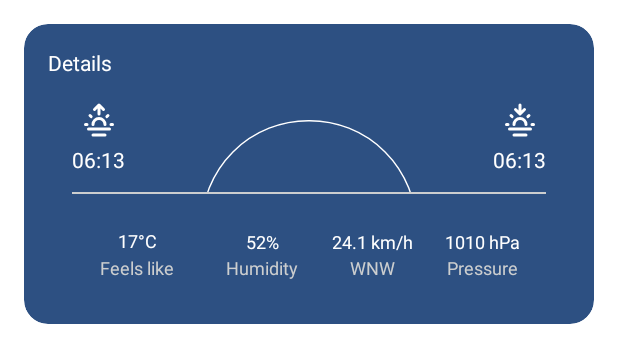
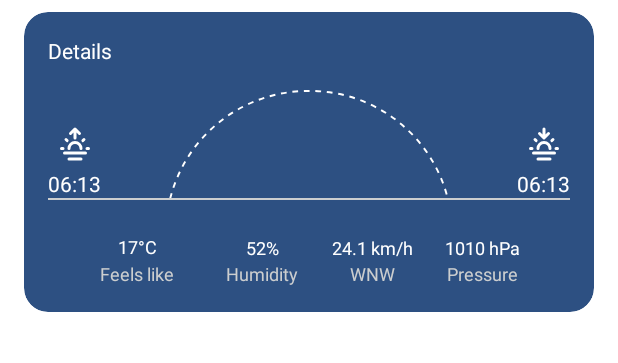
Before and after one commit to shamardn/Weather, an Android app: the layout details_item.xml on its own in the app's theme, with its tools: preview values and no code run, on a phone screen of 412 x 824 dp. Shown: the top 363 px of the screen. Run offline under Robolectric (Android 15) with nearby library versions, the phone set to English and light mode, and no system bars; network calls fail.

Commit message:
edit and bind items xml with ui states

```diff
--- a/app/src/main/res/drawable/half_circle.xml
+++ b/app/src/main/res/drawable/half_circle.xml
@@ -3,7 +3,11 @@
     xmlns:android="http://schemas.android.com/apk/res/android"
     android:shape="rectangle">
     <solid android:color="@color/blue_color"/>
-    <stroke android:width="0.1dp" android:color="@color/white"/>
+    <stroke
+        android:width="0.1dp"
+        android:color="@color/white"
+        android:dashGap="2dp"
+        android:dashWidth="2dp"/>
     <size
         android:width="100dp"
         android:height="50dp"/>
--- a/app/src/main/res/layout/details_item.xml
+++ b/app/src/main/res/layout/details_item.xml
@@ -6,13 +6,14 @@
     <data>
         <variable
             name="item"
-            type="com.shamardn.weather.ui.uistate.DailyWeatherUiState" />
+            type="com.shamardn.weather.ui.uistate.CurrentWeatherUiState" />
     </data>
 
     <com.google.android.material.card.MaterialCardView
         android:layout_width="match_parent"
         android:layout_height="200dp"
-        android:layout_margin="16dp"
+        android:layout_marginHorizontal="16dp"
+        android:layout_marginVertical="8dp"
         app:cardCornerRadius="16dp"
         app:cardElevation="0dp"
         android:backgroundTint="@color/blue_color"
@@ -38,8 +39,9 @@
                 android:id="@+id/image_half_circle"
                 android:layout_width="match_parent"
                 android:layout_height="match_parent"
-                android:layout_marginVertical="48dp"
+                android:layout_marginVertical="36dp"
                 android:src="@drawable/half_circle"
+                android:contentDescription="@string/icon_desc"
                 app:layout_constraintBottom_toBottomOf="parent"
                 app:layout_constraintEnd_toEndOf="parent"
                 app:layout_constraintHorizontal_bias="0.0"
@@ -60,7 +62,6 @@
                     android:layout_width="match_parent"
                     android:layout_height="1dp"
                     android:layout_marginBottom="16dp"
-                    android:layout_marginHorizontal="16dp"
                     android:background="@color/light_gray_color"
                     app:layout_constraintEnd_toEndOf="parent"
                     app:layout_constraintStart_toStartOf="parent"
@@ -82,7 +83,7 @@
                     android:layout_height="wrap_content"
                     android:layout_marginBottom="1dp"
                     tools:text="17°C"
-                    android:text=""
+                    android:text="@{item.feelsLike}"
                     android:textColor="@color/white"
                     android:textSize="12sp"
                     app:layout_constraintBottom_toTopOf="@+id/text_feels_like"
@@ -107,7 +108,7 @@
                     android:layout_width="wrap_content"
                     android:layout_height="wrap_content"
                     tools:text="52%"
-                    android:text=""
+                    android:text="@{item.humidity}"
                     android:textColor="@color/white"
                     android:textSize="12sp"
                     app:layout_constraintBottom_toTopOf="@+id/text_hum"
@@ -132,7 +133,7 @@
                     android:layout_width="wrap_content"
                     android:layout_height="wrap_content"
                     tools:text="24.1 km/h"
-                    android:text=""
+                    android:text="@{item.windSpeed}"
                     android:textColor="@color/white"
                     android:textSize="12sp"
                     app:layout_constraintBottom_toTopOf="@+id/text_wnw"
@@ -157,7 +158,7 @@
                     android:layout_width="wrap_content"
                     android:layout_height="wrap_content"
                     tools:text="1010 hPa"
-                    android:text=""
+                    android:text="@{item.pressure}"
                     android:textColor="@color/white"
                     android:textSize="12sp"
                     app:layout_constraintBottom_toTopOf="@+id/text_pressure"
@@ -184,6 +185,7 @@
                 android:layout_height="24dp"
                 android:layout_marginBottom="24dp"
                 android:src="@drawable/sunrise"
+                android:contentDescription="@string/icon_desc"
                 app:layout_constraintBottom_toBottomOf="@+id/text_sunrise"
                 app:layout_constraintEnd_toEndOf="@+id/text_sunrise"
                 app:layout_constraintStart_toStartOf="@+id/text_sunrise" />
@@ -192,13 +194,12 @@
                 android:id="@+id/text_sunrise"
                 android:layout_width="wrap_content"
                 android:layout_height="wrap_content"
-                tools:text="06:13"
+                android:layout_marginBottom="24dp"
                 android:text="@{item.sunrise}"
-                android:layout_marginStart="16dp"
                 android:textColor="@color/white"
-                android:layout_marginBottom="36dp"
+                app:layout_constraintBottom_toBottomOf="@+id/image_half_circle"
                 app:layout_constraintStart_toStartOf="@+id/image_half_circle"
-                app:layout_constraintBottom_toBottomOf="@+id/image_half_circle" />
+                tools:text="06:13" />
 
             <ImageView
                 android:id="@+id/image_sunset"
@@ -206,6 +207,7 @@
                 android:layout_height="24dp"
                 android:layout_marginBottom="24dp"
                 android:src="@drawable/sunset"
+                android:contentDescription="@string/icon_desc"
                 app:layout_constraintBottom_toBottomOf="@+id/text_sunset"
                 app:layout_constraintEnd_toEndOf="@+id/text_sunset"
                 app:layout_constraintStart_toStartOf="@+id/text_sunset" />
@@ -214,13 +216,12 @@
                 android:id="@+id/text_sunset"
                 android:layout_width="wrap_content"
                 android:layout_height="wrap_content"
-                tools:text="06:13"
+                android:layout_marginBottom="24dp"
                 android:text="@{item.sunset}"
-                android:layout_marginEnd="16dp"
                 android:textColor="@color/white"
-                android:layout_marginBottom="36dp"
                 app:layout_constraintBottom_toBottomOf="@id/image_half_circle"
-                app:layout_constraintEnd_toEndOf="@id/image_half_circle" />
+                app:layout_constraintEnd_toEndOf="@id/image_half_circle"
+                tools:text="06:13" />
 
         </androidx.constraintlayout.widget.ConstraintLayout>
     </com.google.android.material.card.MaterialCardView>
--- a/app/src/main/res/layout/fragment_home.xml
+++ b/app/src/main/res/layout/fragment_home.xml
@@ -4,9 +4,6 @@
     xmlns:tools="http://schemas.android.com/tools">
 
     <data>
-        <variable
-            name="viewModel"
-            type="com.shamardn.weather.ui.home.HomeViewModel" />
     </data>
 
         <androidx.constraintlayout.widget.ConstraintLayout
```
Also changed, not shown: app/src/main/res/layout/daily_item.xml (+14 -7 lines), app/src/main/res/layout/home_header.xml (+16 -4 lines), app/src/main/res/layout/hourly_item.xml (+6 -3 lines).
